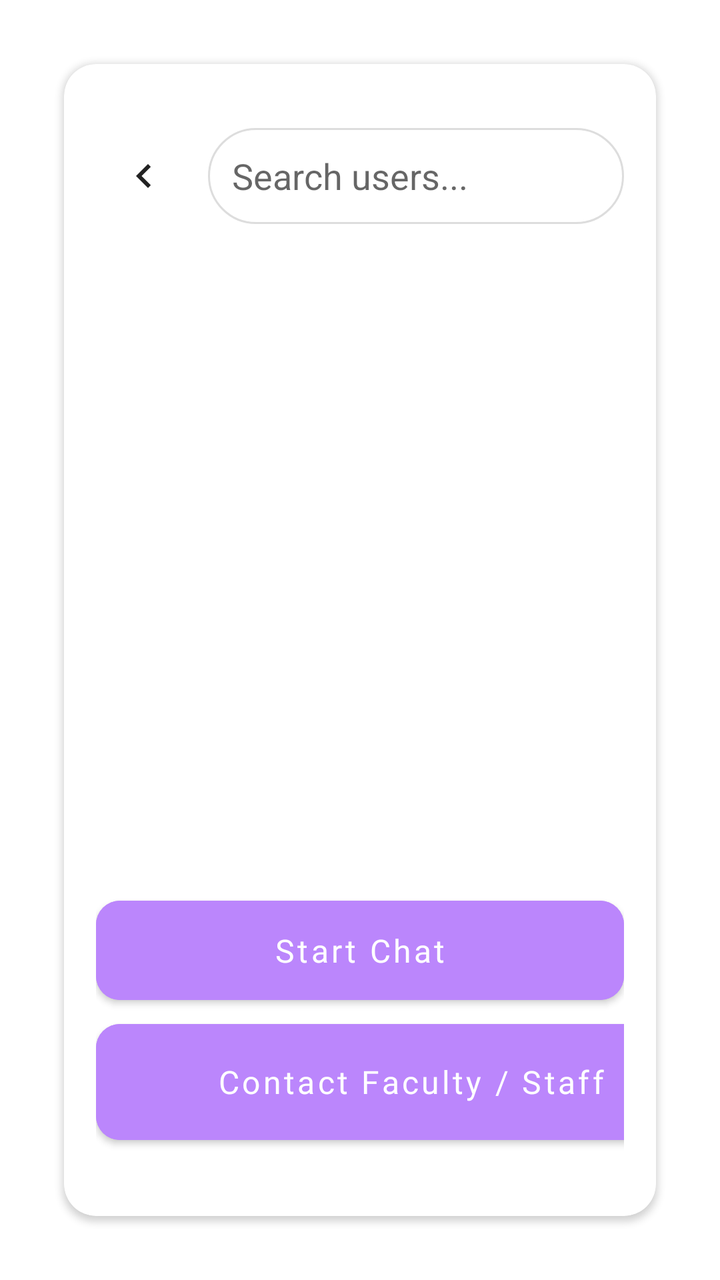
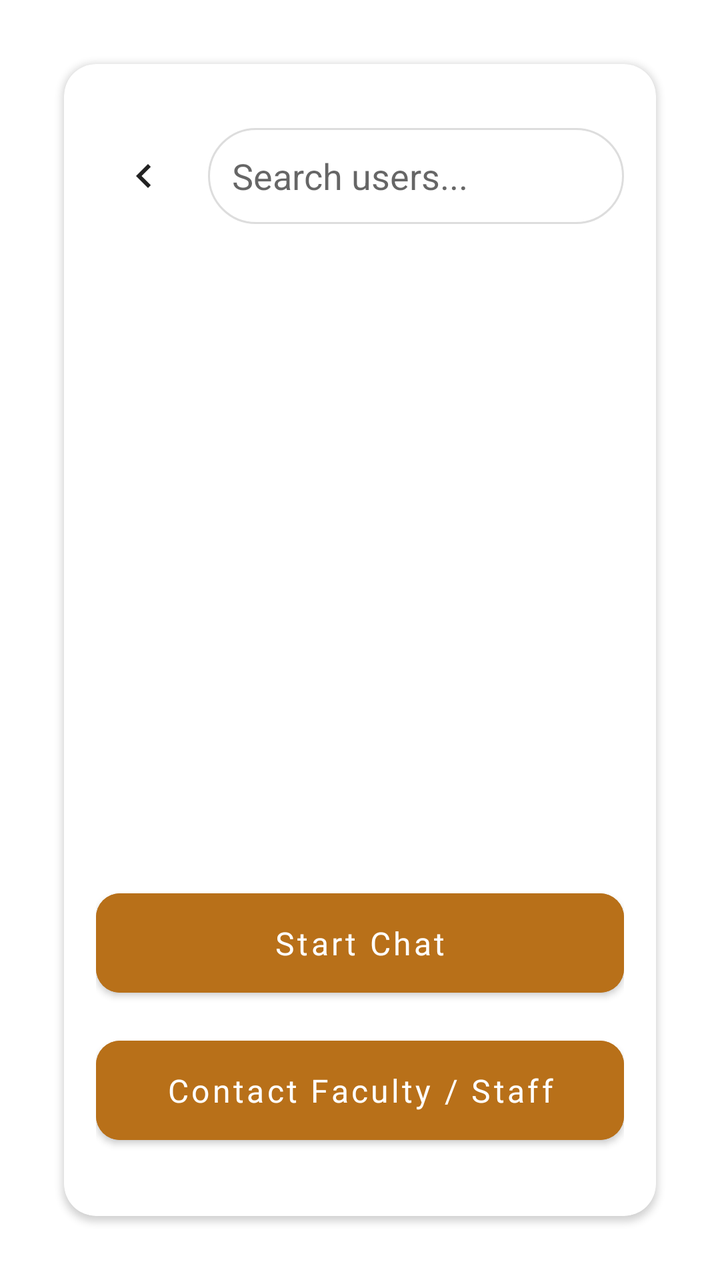

Before-and-after screenshots of an Android layout around one commit, followed by the original layout XML and the change that was made.
<!-- AndroidManifest.xml: application theme Theme.UniBuddy -->
<!-- res/layout/fragment_new_chat.xml -->
<?xml version="1.0" encoding="utf-8"?>
<androidx.constraintlayout.widget.ConstraintLayout
    xmlns:android="http://schemas.android.com/apk/res/android"
    xmlns:app="http://schemas.android.com/apk/res-auto"
    xmlns:tools="http://schemas.android.com/tools"
    android:layout_width="match_parent"
    android:layout_height="match_parent"
    android:background="#CCFFFFFF"> 

    
    <androidx.cardview.widget.CardView
        android:id="@+id/modalContainer"
        android:layout_width="0dp"
        android:layout_height="0dp"
        android:layout_margin="32dp"
        app:cardCornerRadius="16dp"
        app:layout_constraintTop_toTopOf="parent"
        app:layout_constraintBottom_toBottomOf="parent"
        app:layout_constraintStart_toStartOf="parent"
        app:layout_constraintEnd_toEndOf="parent"
        android:background="@color/white"
        android:elevation="8dp">

        <LinearLayout
            android:layout_width="match_parent"
            android:layout_height="match_parent"
            android:orientation="vertical"
            android:padding="16dp">

            
            <LinearLayout
                android:layout_width="match_parent"
                android:layout_height="wrap_content"
                android:orientation="horizontal"
                android:gravity="center_vertical"
                android:layout_marginTop="16dp">

                <ImageButton
                    android:id="@+id/btnBack"
                    android:layout_width="48dp"
                    android:layout_height="48dp"
                    android:background="@android:color/transparent"
                    android:contentDescription="Back"
                    android:src="@drawable/ic_chevron_left"
                    app:tint="#222222"/>

                <EditText
                    android:id="@+id/etSearchUser"
                    android:layout_width="0dp"
                    android:layout_height="48dp"
                    android:layout_weight="1"
                    android:background="@drawable/et_background"
                    android:hint="Search users..."
                    android:padding="12dp"
                    android:layout_marginStart="8dp"/>
            </LinearLayout>

            
            <androidx.recyclerview.widget.RecyclerView
                android:id="@+id/rvUsers"
                android:layout_width="match_parent"
                android:layout_height="295dp"
                android:layout_weight="1"
                android:paddingTop="12dp" />

            
            <Button
                android:id="@+id/btnStartChat"
                android:layout_width="match_parent"
                android:layout_height="wrap_content"
                android:text="Start Chat"
                android:padding="14dp"
                android:layout_marginTop="8dp"
                android:textColor="@android:color/white"
                android:textAllCaps="false"
                android:textSize="16sp"
                app:cornerRadius="12dp"
                android:backgroundTint="@color/purple_200"
                android:fontFamily="@font/poppins_semibold"/>

            <Button
                android:id="@+id/btnContactFaculty"
                android:layout_width="315dp"
                android:layout_height="70dp"
                android:layout_marginBottom="16dp"
                android:fontFamily="@font/poppins_semibold"
                android:text="Contact Faculty / Staff"
                android:textAllCaps="false"
                android:textColor="@android:color/white"
                android:textSize="16sp"
                app:cornerRadius="12dp"
                android:backgroundTint="@color/purple_200"
                app:layout_constraintTop_toBottomOf="@+id/btnStartChat"/>
        </LinearLayout>

    </androidx.cardview.widget.CardView>

</androidx.constraintlayout.widget.ConstraintLayout>
<!-- resources referenced by this layout -->
<resources>
  <color name="purple_200">#FFBB86FC</color>
  <color name="white">#FFFFFFFF</color>
  <!-- drawable et_background (drawable) -->
  <shape xmlns:android="http://schemas.android.com/apk/res/android"
      android:shape="rectangle">
      <solid android:color="#FFFFFF"/>
      <corners android:radius="25dp"/>
      <stroke android:width="1dp" android:color="#DDDDDD"/>
  </shape>
  <!-- drawable ic_chevron_left (drawable) -->
  <vector xmlns:android="http://schemas.android.com/apk/res/android" android:autoMirrored="true" android:height="24dp" android:tint="#000000" android:viewportHeight="960" android:viewportWidth="960" android:width="24dp">
        
      <path android:fillColor="@android:color/white" android:pathData="M560,720L320,480L560,240L616,296L432,480L616,664L560,720Z"/>
      
  </vector>
  <style name="Theme.UniBuddy" parent="Theme.MaterialComponents.DayNight.NoActionBar">
          
          <item name="colorPrimary">@color/purple_500</item>
          <item name="colorPrimaryVariant">@color/purple_700</item>
          <item name="colorOnPrimary">@color/white</item>
          <item name="colorSecondary">@color/teal_200</item>
          <item name="android:statusBarColor">@android:color/transparent</item>
          <item name="android:windowLightStatusBar">true</item>  //dark icons
      </style>
  <color name="purple_500">#FF6200EE</color>
  <color name="purple_700">#FF3700B3</color>
  <color name="teal_200">#FF03DAC5</color>
</resources>

<!-- the commit's change to res/layout/fragment_new_chat.xml (unified diff, before → after) -->
@@ -75,22 +75,23 @@
                 android:textAllCaps="false"
                 android:textSize="16sp"
                 app:cornerRadius="12dp"
-                android:backgroundTint="@color/purple_200"
+                android:backgroundTint="#B87019"
                 android:fontFamily="@font/poppins_semibold"/>
 
             <Button
                 android:id="@+id/btnContactFaculty"
-                android:layout_width="315dp"
-                android:layout_height="70dp"
+                android:layout_width="match_parent"
+                android:layout_height="wrap_content"
+                android:text="Contact Faculty / Staff"
+                android:padding="14dp"
+                android:layout_marginTop="12dp"
                 android:layout_marginBottom="16dp"
-                android:fontFamily="@font/poppins_semibold"
-                android:text="Contact Faculty / Staff"
+                android:textColor="@android:color/white"
                 android:textAllCaps="false"
-                android:textColor="@android:color/white"
                 android:textSize="16sp"
                 app:cornerRadius="12dp"
-                android:backgroundTint="@color/purple_200"
-                app:layout_constraintTop_toBottomOf="@+id/btnStartChat"/>
+                android:backgroundTint="#B87019"
+                android:fontFamily="@font/poppins_semibold"/>
         </LinearLayout>
 
     </androidx.cardview.widget.CardView>
<!-- resource entries referenced after the edit -->
@@ -1,6 +1,5 @@
 <!-- resources referenced by this layout -->
 <resources>
-  <color name="purple_200">#FFBB86FC</color>
   <color name="white">#FFFFFFFF</color>
   <!-- drawable et_background (drawable) -->
   <shape xmlns:android="http://schemas.android.com/apk/res/android"
@@ -17,15 +16,13 @@
   </vector>
   <style name="Theme.UniBuddy" parent="Theme.MaterialComponents.DayNight.NoActionBar">
           
-          <item name="colorPrimary">@color/purple_500</item>
-          <item name="colorPrimaryVariant">@color/purple_700</item>
+          <item name="colorPrimary">#B87019</item>
+          <item name="colorPrimaryVariant">#B87019</item>
           <item name="colorOnPrimary">@color/white</item>
           <item name="colorSecondary">@color/teal_200</item>
           <item name="android:statusBarColor">@android:color/transparent</item>
           <item name="android:windowLightStatusBar">true</item>  //dark icons
       </style>
-  <color name="purple_500">#FF6200EE</color>
-  <color name="purple_700">#FF3700B3</color>
   <color name="teal_200">#FF03DAC5</color>
 </resources>
 
